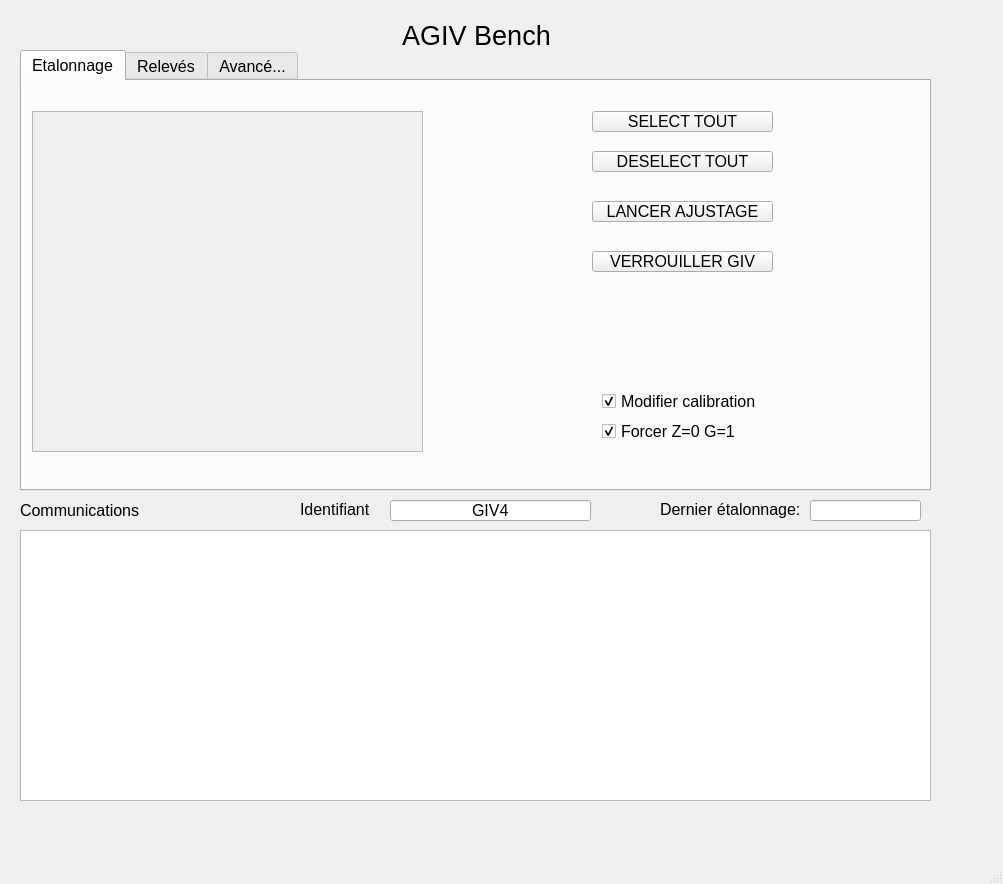
Old version of the form MainWindow.ui in the repository APuissance3/AGIV.
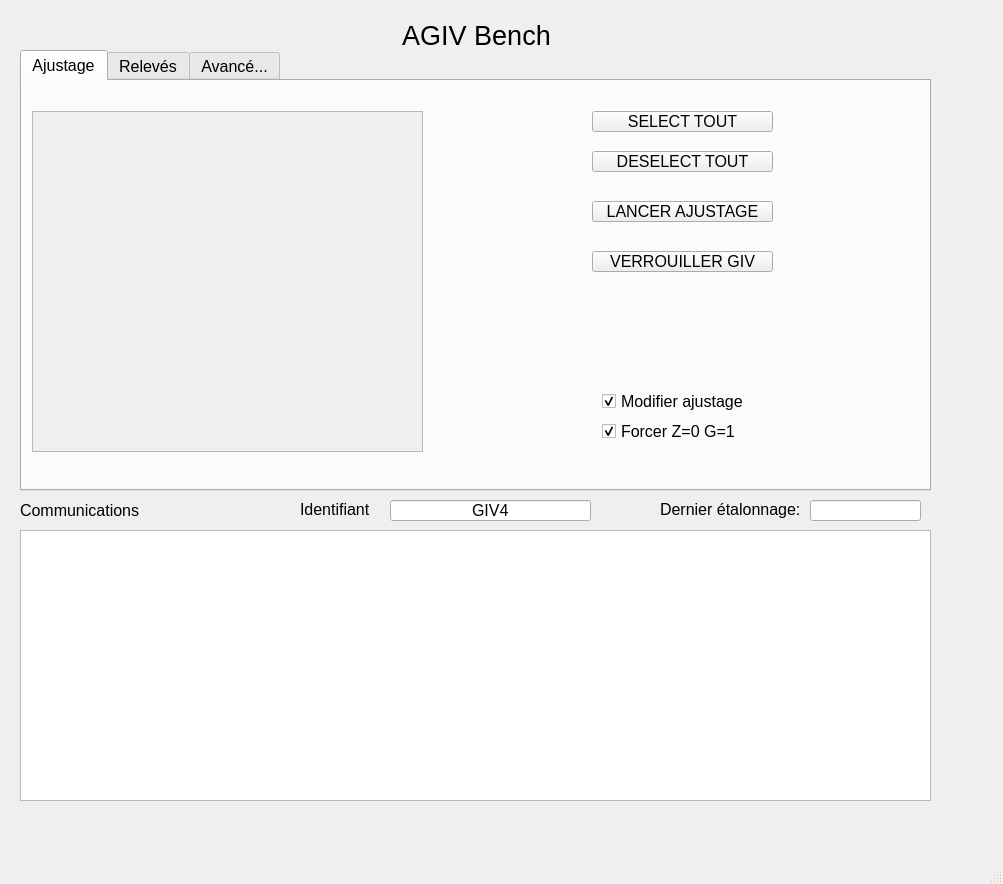
New version of the form.

Patch:
```diff
--- a/MainWindow.ui
+++ b/MainWindow.ui
@@ -84,7 +84,7 @@
     </property>
     <widget class="QWidget" name="tab">
      <attribute name="title">
-      <string>Etalonnage</string>
+      <string>Ajustage</string>
      </attribute>
      <widget class="QScrollArea" name="scrollCalibrate">
       <property name="geometry">
@@ -176,7 +176,7 @@
        <string notr="true"/>
       </property>
       <property name="text">
-       <string>Modifier calibration</string>
+       <string>Modifier ajustage</string>
       </property>
       <property name="checked">
        <bool>true</bool>
```
